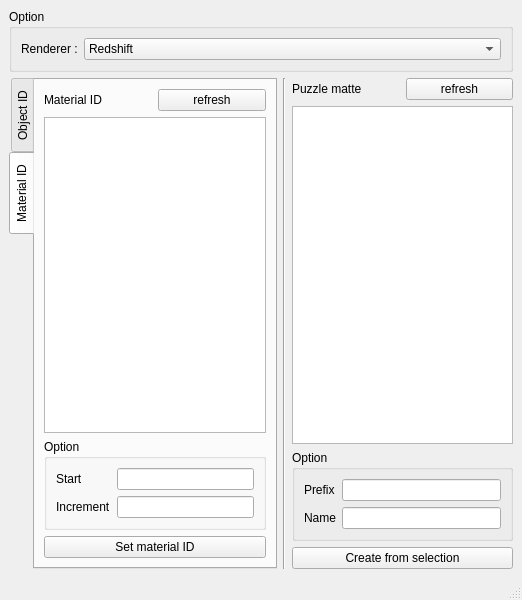
The window that ui.ui (Shayen/RS_MultimatteTool) describes before a commit, drawn with Qt 5.
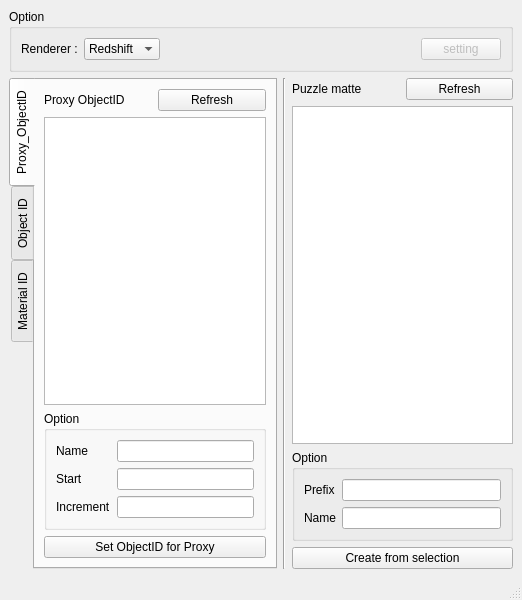
The same window after the commit.

Commit message: update Ui and add Proxy tab to Enable object ID work with rsProxy

What changed in the file:
```diff
--- a/ui.ui
+++ b/ui.ui
@@ -20,15 +20,15 @@
       <property name="title">
        <string>Option</string>
       </property>
-      <layout class="QFormLayout" name="formLayout_4">
-       <item row="0" column="0">
+      <layout class="QHBoxLayout" name="horizontalLayout_3">
+       <item>
         <widget class="QLabel" name="label">
          <property name="text">
           <string>Renderer :</string>
          </property>
         </widget>
        </item>
-       <item row="0" column="1">
+       <item>
         <widget class="QComboBox" name="Renderer_comboBox">
          <item>
           <property name="text">
@@ -42,6 +42,29 @@
          </item>
         </widget>
        </item>
+       <item>
+        <spacer name="horizontalSpacer">
+         <property name="orientation">
+          <enum>Qt::Horizontal</enum>
+         </property>
+         <property name="sizeHint" stdset="0">
+          <size>
+           <width>40</width>
+           <height>20</height>
+          </size>
+         </property>
+        </spacer>
+       </item>
+       <item>
+        <widget class="QPushButton" name="setting_button">
+         <property name="enabled">
+          <bool>false</bool>
+         </property>
+         <property name="text">
+          <string>setting</string>
+         </property>
+        </widget>
+       </item>
       </layout>
      </widget>
     </item>
@@ -53,8 +76,82 @@
          <enum>QTabWidget::West</enum>
         </property>
         <property name="currentIndex">
-         <number>1</number>
+         <number>0</number>
         </property>
+        <widget class="QWidget" name="Proxy_ObjectID_tab">
+         <attribute name="title">
+          <string>Proxy_ObjectID</string>
+         </attribute>
+         <layout class="QVBoxLayout" name="verticalLayout_4">
+          <item>
+           <layout class="QHBoxLayout" name="horizontalLayout">
+            <item>
+             <widget class="QLabel" name="ProxyObjID_label">
+              <property name="text">
+               <string>Proxy ObjectID</string>
+              </property>
+             </widget>
+            </item>
+            <item>
+             <widget class="QPushButton" name="ProxyObjID_refresh_button">
+              <property name="text">
+               <string>Refresh</string>
+              </property>
+             </widget>
+            </item>
+           </layout>
+          </item>
+          <item>
+           <widget class="QListWidget" name="ProxyObjID_listWidget"/>
+          </item>
+          <item>
+           <widget class="QGroupBox" name="Proxy_option">
+            <property name="title">
+             <string>Option</string>
+            </property>
+            <layout class="QFormLayout" name="formLayout_5">
+             <item row="0" column="0">
+              <widget class="QLabel" name="ProxyObjID_name_label">
+               <property name="text">
+                <string>Name</string>
+               </property>
+              </widget>
+             </item>
+             <item row="0" column="1">
+              <widget class="QLineEdit" name="ProxyObjID_name_lineEdit"/>
+             </item>
+             <item row="1" column="0">
+              <widget class="QLabel" name="ProxyObjID_Start_label">
+               <property name="text">
+                <string>Start</string>
+               </property>
+              </widget>
+             </item>
+             <item row="1" column="1">
+              <widget class="QLineEdit" name="ProxyObjID_Start_lineEdit"/>
+             </item>
+             <item row="2" column="0">
+              <widget class="QLabel" name="ProxyObjID_Increment_label">
+               <property name="text">
+                <string>Increment</string>
+               </property>
+              </widget>
+             </item>
+             <item row="2" column="1">
+              <widget class="QLineEdit" name="ProxyObjID_Increment_lineEdit"/>
+             </item>
+            </layout>
+           </widget>
+          </item>
+          <item>
+           <widget class="QPushButton" name="ProxyObjID_SetProxyObjID_button">
+            <property name="text">
+             <string>Set ObjectID for Proxy</string>
+            </property>
+           </widget>
+          </item>
+         </layout>
+        </widget>
         <widget class="QWidget" name="ObjectID_tab">
          <attribute name="title">
           <string>Object ID</string>
@@ -136,7 +233,7 @@
             <item>
              <widget class="QPushButton" name="materialD_refresh">
               <property name="text">
-               <string>refresh</string>
+               <string>Refresh</string>
               </property>
              </widget>
             </item>
@@ -212,7 +309,7 @@
           <item>
            <widget class="QPushButton" name="PuzzleID_refresh_button">
             <property name="text">
-             <string>refresh</string>
+             <string>Refresh</string>
             </property>
            </widget>
           </item>
```
Left out of the diff: 49 changed lines with no effect on the pictures. The commit also changes 4 other files.
